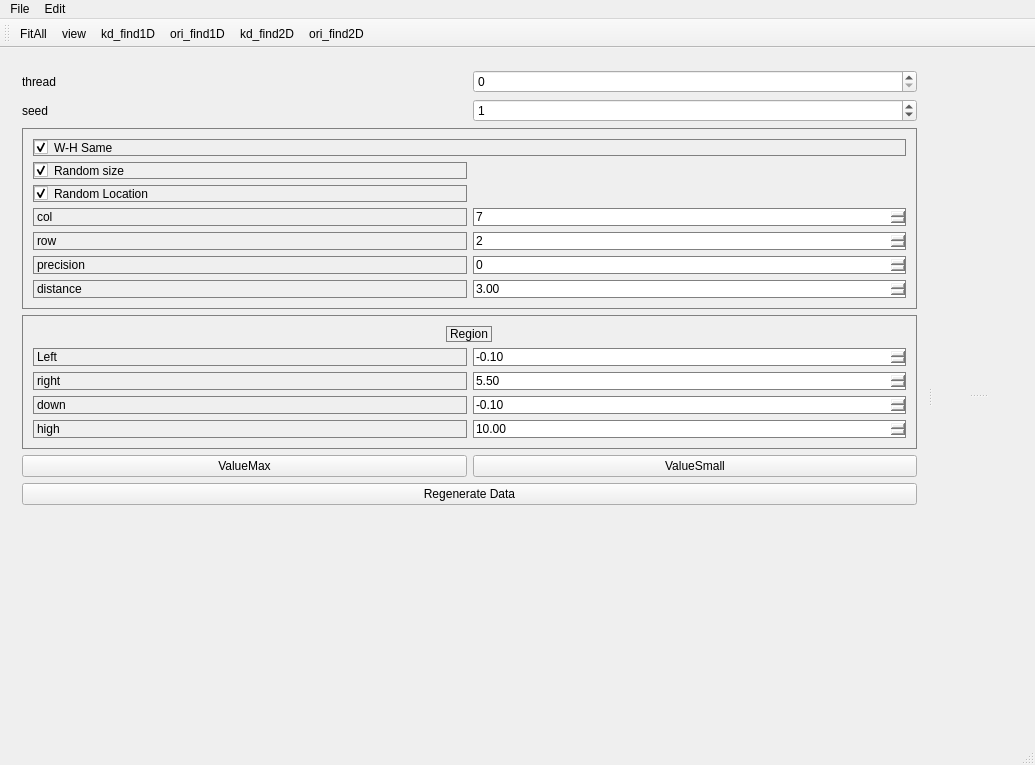
Before: the Qt Designer form OccDebuger/MainWindowOcc.ui in WisdomToNorth/OccDemo, drawn with Qt 5.
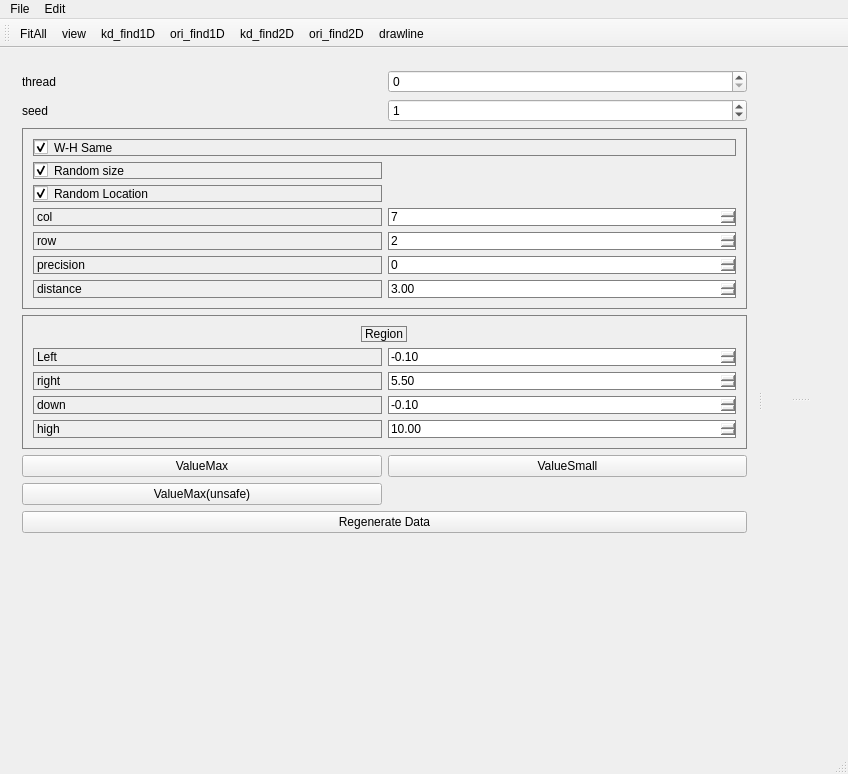
After: the same form once the commit is applied.

Commit message: able to show viewer info; some preparation of drawline

```diff
--- a/OccDebuger/MainWindowOcc.ui
+++ b/OccDebuger/MainWindowOcc.ui
@@ -6,8 +6,8 @@
    <rect>
     <x>0</x>
     <y>0</y>
-    <width>1035</width>
-    <height>765</height>
+    <width>848</width>
+    <height>774</height>
    </rect>
   </property>
   <property name="windowTitle">
@@ -27,13 +27,6 @@
        <layout class="QGridLayout" name="gridLayout_7" rowstretch="0,0,0,0,1,0,0">
         <item row="4" column="0" colspan="2">
          <layout class="QGridLayout" name="gridLayout_6">
-          <item row="0" column="0">
-           <widget class="QPushButton" name="pb_valueMax">
-            <property name="text">
-             <string>ValueMax</string>
-            </property>
-           </widget>
-          </item>
           <item row="0" column="1">
            <widget class="QPushButton" name="pb_valueSmall">
             <property name="text">
@@ -41,6 +34,20 @@
             </property>
            </widget>
           </item>
+          <item row="1" column="0">
+           <widget class="QPushButton" name="pb_valueMax_unsafe">
+            <property name="text">
+             <string>ValueMax(unsafe)</string>
+            </property>
+           </widget>
+          </item>
+          <item row="0" column="0">
+           <widget class="QPushButton" name="pb_valueMax">
+            <property name="text">
+             <string>ValueMax</string>
+            </property>
+           </widget>
+          </item>
          </layout>
         </item>
         <item row="0" column="0">
@@ -102,7 +109,7 @@
              <item row="3" column="1">
               <widget class="QSpinBox" name="sb_row">
                <property name="maximum">
-                <number>300</number>
+                <number>1000</number>
                </property>
                <property name="value">
                 <number>2</number>
@@ -129,7 +136,7 @@
              <item row="2" column="1">
               <widget class="QSpinBox" name="sb_col">
                <property name="maximum">
-                <number>300</number>
+                <number>1000</number>
                </property>
                <property name="value">
                 <number>7</number>
@@ -336,7 +343,7 @@
     <rect>
      <x>0</x>
      <y>0</y>
-     <width>1035</width>
+     <width>848</width>
      <height>26</height>
     </rect>
    </property>
@@ -352,6 +359,7 @@
     <addaction name="actionori_find1D"/>
     <addaction name="actionkd_find2D"/>
     <addaction name="actionori_find2D"/>
+    <addaction name="action_drawline"/>
    </widget>
    <widget class="QMenu" name="menuEdit">
     <property name="title">
@@ -375,6 +383,7 @@
    <addaction name="actionori_find1D"/>
    <addaction name="actionkd_find2D"/>
    <addaction name="actionori_find2D"/>
+   <addaction name="action_drawline"/>
   </widget>
   <widget class="QStatusBar" name="statusBar"/>
   <action name="actionGenerate">
@@ -427,6 +436,11 @@
     <string>ori_find2D</string>
    </property>
   </action>
+  <action name="action_drawline">
+   <property name="text">
+    <string>drawline</string>
+   </property>
+  </action>
  </widget>
  <layoutdefault spacing="6" margin="11"/>
  <resources/>
```
The commit also changes 24 other files.
